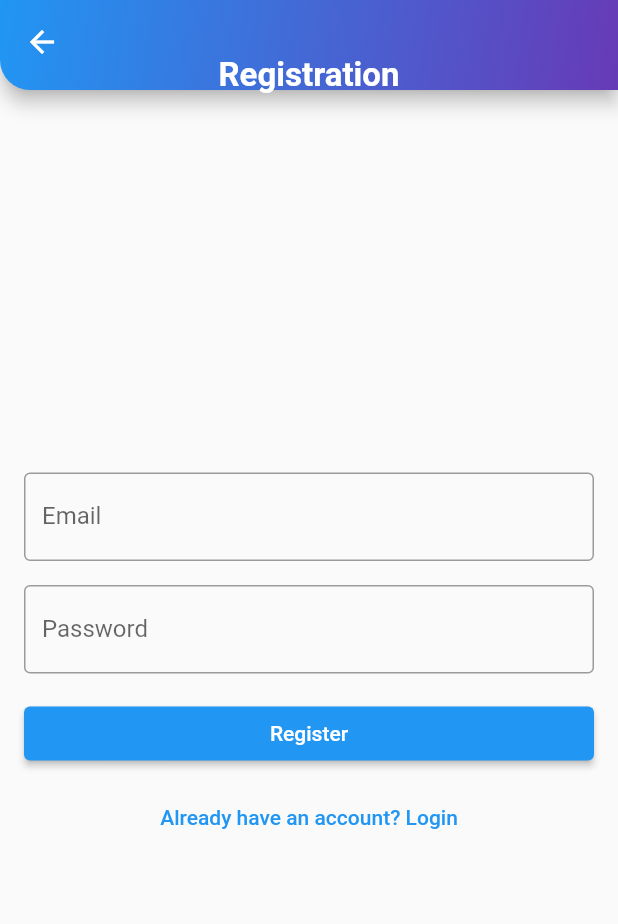
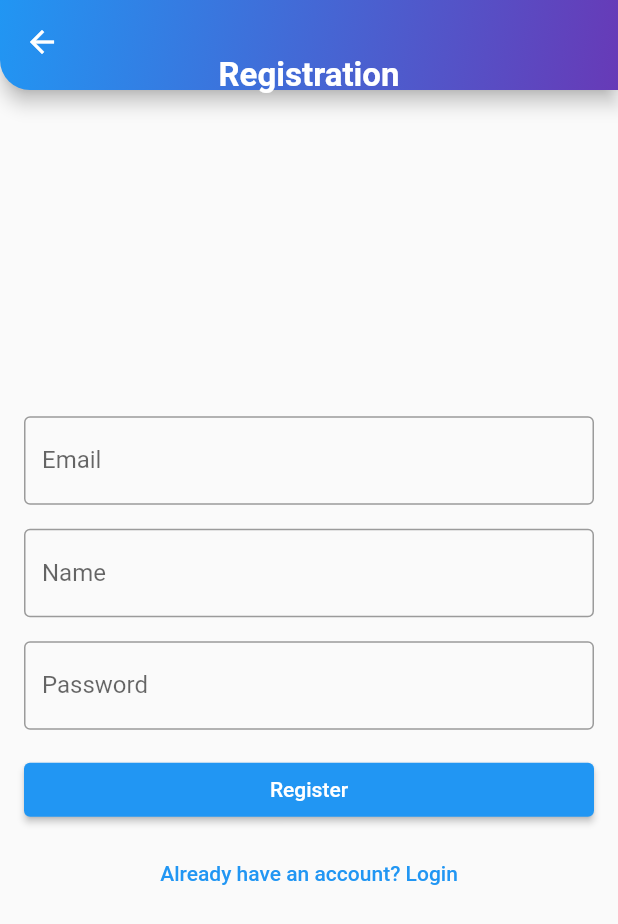
Before and after one commit to pedroalmeida96/gamebuddy-flutter, a Flutter app: the RegistrationPage screen opened by its route, on a phone screen of 412 x 824 dp. Shown: the top 924 px of the screen. Run offline on Flutter 3.47's test engine with Material 2 defaults, Android fonts, the phone set to English and light mode, and no system bars; our stand-ins replace fluttertoast, multi_select_flutter; accounts and stored records are empty.

Commit message:
registration field name added

```diff
--- a/lib/http/http.dart
+++ b/lib/http/http.dart
@@ -156,10 +156,12 @@ Future<String> performLogin(String username, String password) async {
   }
 }
 
-Future<String> performRegistration(String username, String password) async {
+Future<String> performRegistration(
+    String username, String name, String password) async {
   final Uri loginUrl = Uri.parse('http://10.0.2.2:8080/registration');
   final requestBody = {
     'username': username,
+    'name': name,
     'password': password,
   };
 
--- a/lib/pages/game_details_edit.dart
+++ b/lib/pages/game_details_edit.dart
@@ -182,7 +182,8 @@ class GameDetailsEditPageState extends State<GameDetailsEditPage> {
                             onPressed: () {
                               final updatedGame = Game(
                                   gameId: game.gameId,
-                                  gameType: _newSelectedGameType!,
+                                  gameType: _newSelectedGameType ??
+                                      _selectedGameType!,
                                   location: _locationController.text,
                                   gameDateTime: _gameDateTimeController.text,
                                   participants: _selectedParticipants,
--- a/lib/pages/registration_page.dart
+++ b/lib/pages/registration_page.dart
@@ -5,6 +5,7 @@ import '../widgets/gamebuddy_appbar.dart'; // Import your game list page
 
 class RegistrationPage extends StatelessWidget {
   final TextEditingController _emailController = TextEditingController();
+  final TextEditingController _nameController = TextEditingController();
   final TextEditingController _passwordController = TextEditingController();
   RegistrationPage({super.key});
 
@@ -29,6 +30,15 @@ class RegistrationPage extends StatelessWidget {
             ),
             const SizedBox(height: 16),
             TextFormField(
+              controller: _nameController,
+              decoration: const InputDecoration(
+                labelText: 'Name',
+                border: OutlineInputBorder(),
+              ),
+              obscureText: true,
+            ),
+            const SizedBox(height: 16),
+            TextFormField(
               controller: _passwordController,
               decoration: const InputDecoration(
                 labelText: 'Password',
@@ -39,8 +49,8 @@ class RegistrationPage extends StatelessWidget {
             const SizedBox(height: 16),
             ElevatedButton(
               onPressed: () {
-                performRegistration(
-                    _emailController.text, _passwordController.text);
+                performRegistration(_emailController.text, _nameController.text,
+                    _passwordController.text);
                 Navigator.pushReplacementNamed(context, '/login');
               },
               child: const Text('Register'),
```
Also changed, not shown: lib/pages/menu_page.dart (+4 -4 lines).
